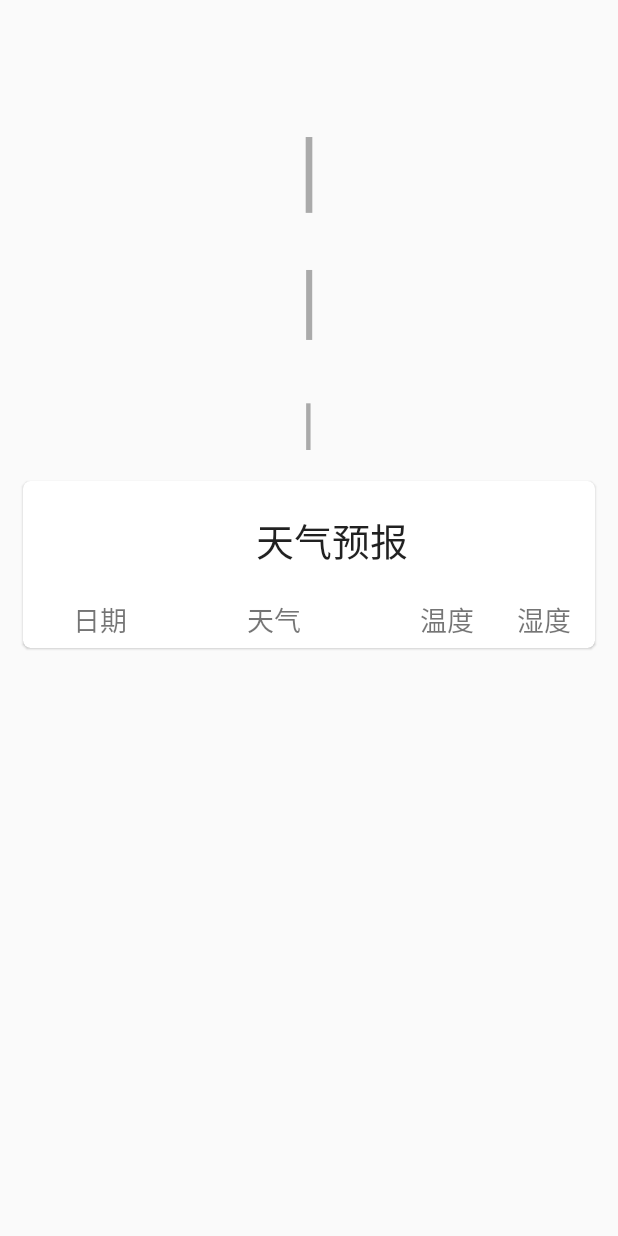
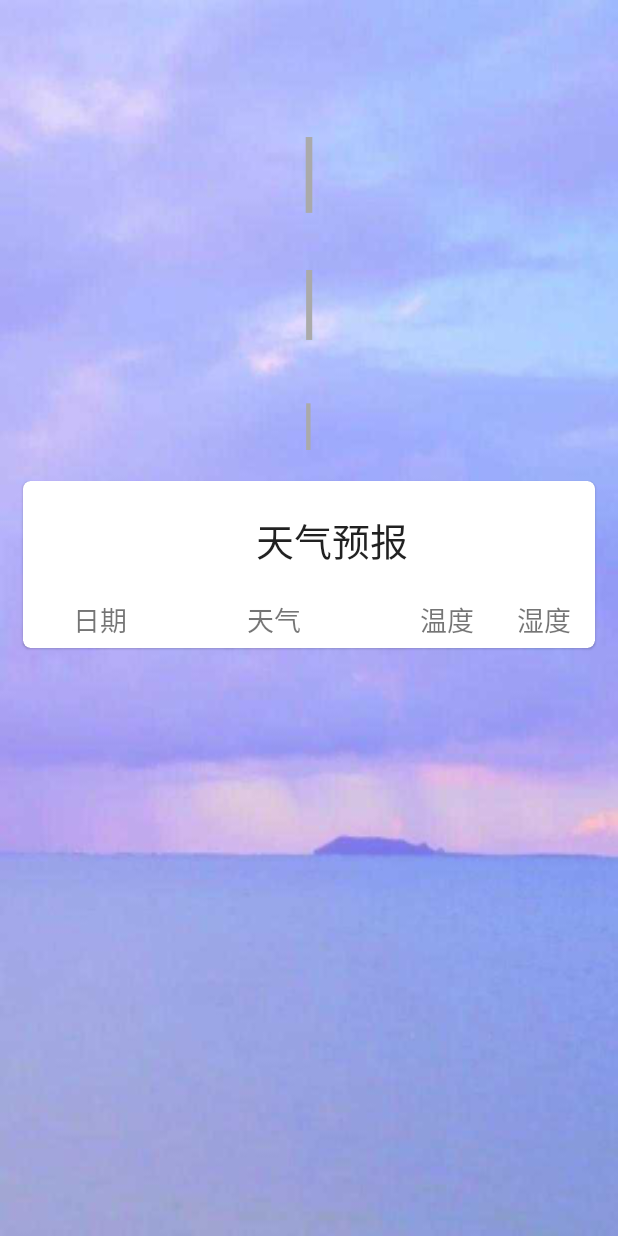
Before and after one commit to SaltedFish-Extreme/SunnyWeather, an Android app: the WeatherActivity screen opened directly, with no data from a screen before it, on a phone screen of 412 x 824 dp. Run offline under Robolectric (Android 15) with nearby library versions, the phone set to English and light mode, and no system bars; 1 statement that could not run was skipped.

Commit message:
<refactor> 修改天气页面背景图，天气预报布局页面调整边距

```diff
--- a/app/src/main/res/layout/activity_weather.xml
+++ b/app/src/main/res/layout/activity_weather.xml
@@ -4,6 +4,7 @@
     android:id="@+id/weatherLayout"
     android:layout_width="match_parent"
     android:layout_height="match_parent"
+    android:background="@drawable/bg_weather"
     android:overScrollMode="never"
     android:scrollbars="none"
     tools:context=".ui.weather.WeatherActivity">
--- a/app/src/main/res/layout/fragment_location.xml
+++ b/app/src/main/res/layout/fragment_location.xml
@@ -11,7 +11,7 @@
         android:layout_alignParentBottom="true"
         android:contentDescription="@null"
         android:scaleType="centerCrop"
-        android:src="@drawable/bg_place" />
+        android:src="@drawable/bg_location" />
 
     <FrameLayout
         android:id="@+id/actionBarLayout"
--- a/app/src/main/res/layout/item_forecast.xml
+++ b/app/src/main/res/layout/item_forecast.xml
@@ -1,5 +1,6 @@
 <?xml version="1.0" encoding="utf-8"?>
 <LinearLayout xmlns:android="http://schemas.android.com/apk/res/android"
+    xmlns:tools="http://schemas.android.com/tools"
     android:layout_width="match_parent"
     android:layout_height="wrap_content"
     android:layout_marginHorizontal="15dp"
@@ -27,7 +28,9 @@
         android:layout_width="0dp"
         android:layout_height="wrap_content"
         android:layout_weight="2"
-        android:gravity="center" />
+        android:gravity="center"
+        android:paddingEnd="10dp"
+        tools:ignore="RtlSymmetry" />
 
     <!--预报湿度-->
     <TextView
```
Also changed, not shown: app/src/main/res/drawable-xxhdpi/bg_location.png (renamed from app/src/main/res/drawable-xxhdpi/bg_place.png), app/src/main/res/drawable-xxhdpi/bg_weather.jpg (added).
